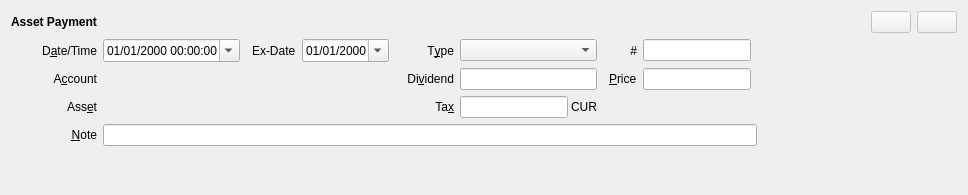
First picture: the form in jal/ui/widgets/asset_payment_operation.ui, repository titov-vv/jal, before the edit.
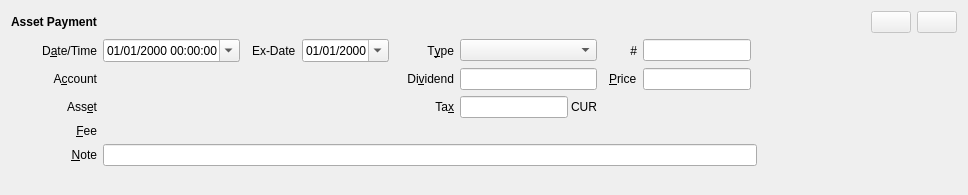
Second picture: the form after the edit. Custom widgets are drawn as their Qt base class.

Commit message: FeeWidget was added to Asset Payment

```diff
--- a/jal/ui/widgets/asset_payment_operation.ui
+++ b/jal/ui/widgets/asset_payment_operation.ui
@@ -14,7 +14,7 @@
    <string>Form</string>
   </property>
   <layout class="QGridLayout" name="layout">
-   <item row="4" column="1" colspan="12">
+   <item row="5" column="1" colspan="12">
     <widget class="QLineEdit" name="note"/>
    </item>
    <item row="1" column="0">
@@ -105,7 +105,7 @@
      </property>
     </widget>
    </item>
-   <item row="5" column="0">
+   <item row="6" column="0">
     <spacer name="vertical_spacer">
      <property name="orientation">
       <enum>Qt::Orientation::Vertical</enum>
@@ -180,6 +180,22 @@
     <widget class="ReferenceSelectorWidget" name="symbol_widget"/>
    </item>
    <item row="4" column="0">
+    <widget class="QLabel" name="fee_label">
+     <property name="text">
+      <string>&amp;Fee</string>
+     </property>
+     <property name="alignment">
+      <set>Qt::AlignmentFlag::AlignRight|Qt::AlignmentFlag::AlignTrailing|Qt::AlignmentFlag::AlignVCenter</set>
+     </property>
+     <property name="buddy">
+      <cstring>fee_widget</cstring>
+     </property>
+    </widget>
+   </item>
+   <item row="4" column="1" colspan="5">
+    <widget class="FeeWidget" name="fee_widget" native="true"/>
+   </item>
+   <item row="5" column="0">
     <widget class="QLabel" name="note_label">
      <property name="text">
       <string>&amp;Note</string>
@@ -361,6 +377,12 @@
   </layout>
  </widget>
  <customwidgets>
+  <customwidget>
+   <class>FeeWidget</class>
+   <extends>QWidget</extends>
+   <header>jal/widgets/fee_widget.h</header>
+   <container>0</container>
+  </customwidget>
   <customwidget>
    <class>ReferenceSelectorWidget</class>
    <extends>QWidget</extends>
```
Left out of the diff: 1 changed line with no effect on the pictures. The commit also changes 7 other files.
